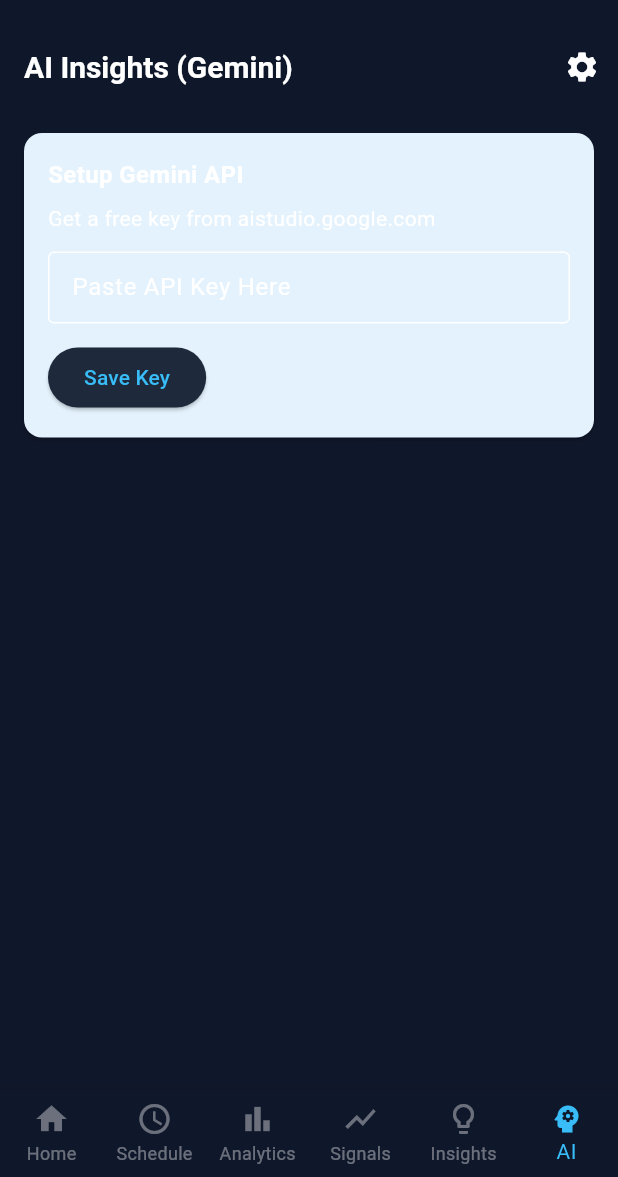
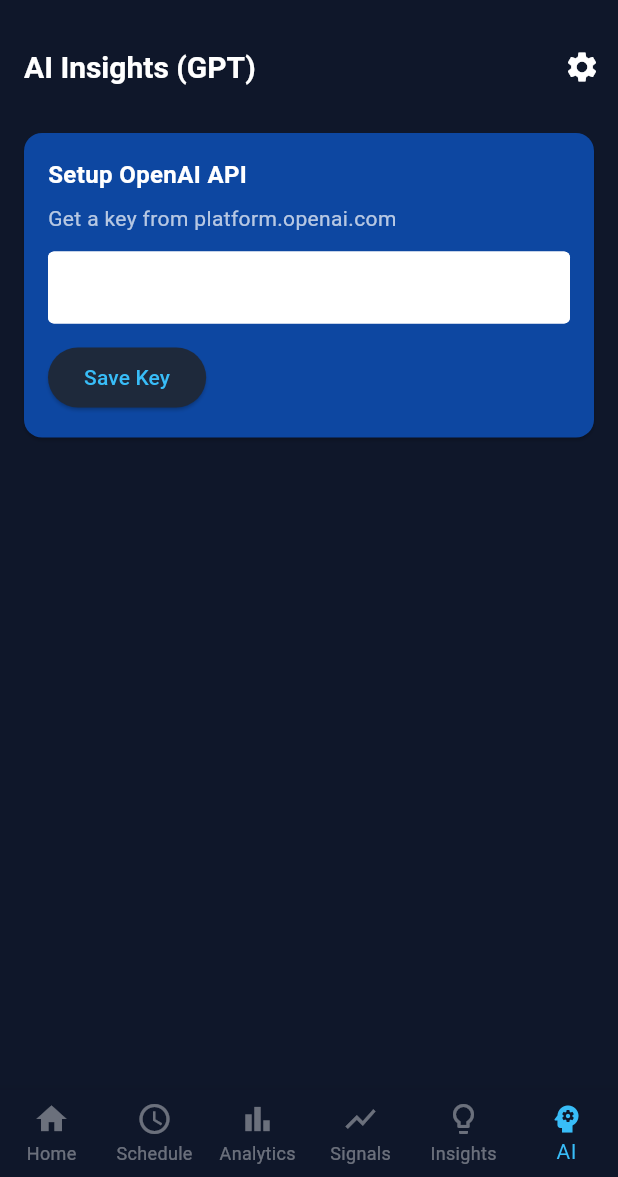
Before and after one commit to alijafar313/Recursify, a Flutter app: the screen it shows after launch, item 6 of the bottom bar chosen, on a phone screen of 412 x 824 dp, the part 59-1236 px from its top. Run offline on Flutter 3.47's test engine with Material 3 defaults, Android fonts, the phone set to English and light mode, and no system bars; our stand-ins replace fl_chart, flutter_local_notifications, flutter_markdown, shared_preferences, sqflite, timezone; accounts and stored records are empty.

Commit message:
Switch to OpenAI for AI Insights and simplify notifications to reminders only

```diff
--- a/lib/screens/ai_screen.dart
+++ b/lib/screens/ai_screen.dart
@@ -24,7 +24,7 @@
 
   Future<void> _loadKey() async {
     final prefs = await SharedPreferences.getInstance();
-    final key = prefs.getString('gemini_api_key');
+    final key = prefs.getString('openai_api_key');
     if (key != null && key.isNotEmpty) {
       _apiKeyController.text = key;
       setState(() => _hasKey = true);
@@ -36,11 +36,11 @@
     if (key.isEmpty) return;
 
     final prefs = await SharedPreferences.getInstance();
-    await prefs.setString('gemini_api_key', key);
+    await prefs.setString('openai_api_key', key);
     setState(() => _hasKey = true);
 
     ScaffoldMessenger.of(context).showSnackBar(
-      const SnackBar(content: Text('API Key Saved!')),
+      const SnackBar(content: Text('OpenAI API Key Saved!')),
     );
   }
 
@@ -60,7 +60,7 @@
 
     try {
       final service = AIService(key);
-      final analysis = await service.analyzeMoods();
+      final analysis = await service.analyzeData();
       if (!mounted) return;
       setState(() {
         _result = analysis;
@@ -81,7 +81,7 @@
   Widget build(BuildContext context) {
     return Scaffold(
       appBar: AppBar(
-        title: const Text('AI Insights (Gemini)'),
+        title: const Text('AI Insights (GPT)'),
         actions: [
           IconButton(
             icon: const Icon(Icons.settings),
@@ -98,7 +98,7 @@
             children: [
               if (!_hasKey)
                 Card(
-                  color: Colors.blue.shade50,
+                  color: Colors.blue.shade900,
                   margin: const EdgeInsets.only(bottom: 16),
                   child: Padding(
                     padding: const EdgeInsets.all(16),
@@ -106,18 +106,20 @@
                       crossAxisAlignment: CrossAxisAlignment.start,
                       children: [
                         const Text(
-                          'Setup Gemini API',
-                          style: TextStyle(fontWeight: FontWeight.bold, fontSize: 16),
+                          'Setup OpenAI API',
+                          style: TextStyle(fontWeight: FontWeight.bold, fontSize: 16, color: Colors.white),
                         ),
                         const SizedBox(height: 8),
-                        const Text('Get a free key from aistudio.google.com'),
+                        const Text('Get a key from platform.openai.com', style: TextStyle(color: Colors.white70)),
                         const SizedBox(height: 12),
                         TextField(
                           controller: _apiKeyController,
                           decoration: const InputDecoration(
-                            labelText: 'Paste API Key Here',
+                            labelText: 'Paste sk-... Key Here',
                             border: OutlineInputBorder(),
                             isDense: true,
+                            fillColor: Colors.white,
+                            filled: true,
                           ),
                           obscureText: true,
                         ),
@@ -137,7 +139,7 @@
                     child: Column(
                       mainAxisAlignment: MainAxisAlignment.center,
                       children: [
-                        const Icon(Icons.psychology, size: 64, color: Colors.indigo),
+                        const Icon(Icons.psychology, size: 64, color: Colors.greenAccent),
                         const SizedBox(height: 16),
                         const Text(
                           'Ready to analyze your patterns.',
@@ -147,7 +149,7 @@
                         ElevatedButton.icon(
                           onPressed: _analyze,
                           icon: const Icon(Icons.auto_awesome),
-                          label: const Text('Analyze My Week'),
+                          label: const Text('Analyze My Data'),
                           style: ElevatedButton.styleFrom(
                             padding: const EdgeInsets.symmetric(
                               horizontal: 32,
@@ -166,9 +168,9 @@
                     child: Column(
                       mainAxisAlignment: MainAxisAlignment.center,
                       children: [
-                        CircularProgressIndicator(),
+                        CircularProgressIndicator(color: Colors.greenAccent),
                         SizedBox(height: 16),
-                        Text('Gemini is thinking...'),
+                        Text('Thinking...'),
                       ],
                     ),
                   ),
--- a/pubspec.yaml
+++ b/pubspec.yaml
@@ -37,7 +37,6 @@
   sqflite: ^2.4.2
   path: ^1.9.1
   fl_chart: ^1.1.0
-  google_generative_ai: ^0.4.7
   flutter_markdown: ^0.7.7+1
   shared_preferences: ^2.5.3
   flutter_local_notifications: ^19.5.0
@@ -45,6 +44,7 @@
   permission_handler: ^12.0.1
   intl: ^0.20.2
   url_launcher: ^6.3.2
+  http: ^1.6.0
   # vector_math: ^2.2.0 (removed, moved to overrides)
 
 dependency_overrides:
```
Also changed, not shown: lib/screens/settings_screen.dart (+2 -20 lines), lib/services/ai_service.dart (+83 -21 lines), lib/services/notification_service.dart (+5 -71 lines), pubspec.lock.
